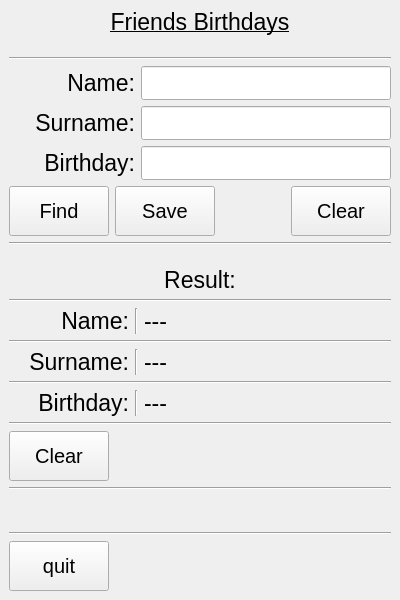
Before: the Qt Designer form happybirthday/MainWindow.ui in LeonidShai/happybirthday, drawn with Qt 5.
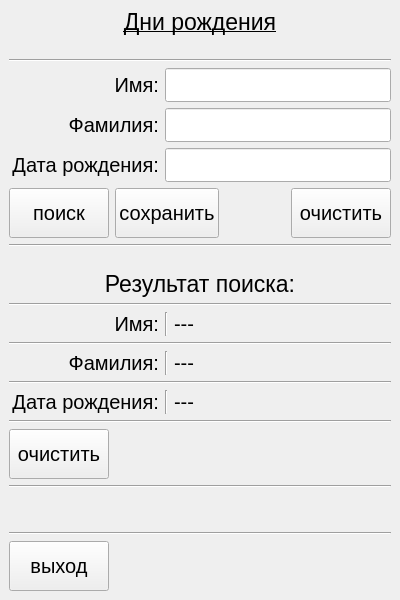
After: the same form once the commit is applied.

What changed in the file:
```diff
--- a/happybirthday/MainWindow.ui
+++ b/happybirthday/MainWindow.ui
@@ -38,7 +38,7 @@
          </font>
         </property>
         <property name="text">
-         <string>Friends Birthdays</string>
+         <string>Дни рождения</string>
         </property>
         <property name="alignment">
          <set>Qt::AlignCenter</set>
@@ -69,19 +69,25 @@
        <layout class="QHBoxLayout" name="horizontalLayout">
         <item>
          <widget class="QLabel" name="label">
+          <property name="minimumSize">
+           <size>
+            <width>150</width>
+            <height>0</height>
+           </size>
+          </property>
           <property name="maximumSize">
            <size>
-            <width>16777215</width>
+            <width>150</width>
             <height>16777215</height>
            </size>
           </property>
           <property name="font">
            <font>
-            <pointsize>17</pointsize>
+            <pointsize>15</pointsize>
            </font>
           </property>
           <property name="text">
-           <string>Name:</string>
+           <string>Имя:</string>
           </property>
           <property name="alignment">
            <set>Qt::AlignRight|Qt::AlignTrailing|Qt::AlignVCenter</set>
@@ -111,23 +117,23 @@
          <widget class="QLabel" name="label_2">
           <property name="minimumSize">
            <size>
-            <width>0</width>
+            <width>150</width>
             <height>0</height>
            </size>
           </property>
           <property name="maximumSize">
            <size>
-            <width>16777215</width>
+            <width>150</width>
             <height>16777215</height>
            </size>
           </property>
           <property name="font">
            <font>
-            <pointsize>17</pointsize>
+            <pointsize>15</pointsize>
            </font>
           </property>
           <property name="text">
-           <string>Surname:</string>
+           <string>Фамилия:</string>
           </property>
           <property name="alignment">
            <set>Qt::AlignRight|Qt::AlignTrailing|Qt::AlignVCenter</set>
@@ -155,13 +161,25 @@
        <layout class="QHBoxLayout" name="horizontalLayout_9">
         <item>
          <widget class="QLabel" name="label_7">
+          <property name="minimumSize">
+           <size>
+            <width>150</width>
+            <height>0</height>
+           </size>
+          </property>
+          <property name="maximumSize">
+           <size>
+            <width>150</width>
+            <height>16777215</height>
+           </size>
+          </property>
           <property name="font">
            <font>
-            <pointsize>17</pointsize>
+            <pointsize>15</pointsize>
            </font>
           </property>
           <property name="text">
-           <string>Birthday:</string>
+           <string>Дата рождения:</string>
           </property>
           <property name="alignment">
            <set>Qt::AlignRight|Qt::AlignTrailing|Qt::AlignVCenter</set>
@@ -201,7 +219,7 @@
            </font>
           </property>
           <property name="text">
-           <string>Find</string>
+           <string>поиск</string>
           </property>
          </widget>
         </item>
@@ -219,7 +237,7 @@
            </font>
           </property>
           <property name="text">
-           <string>Save</string>
+           <string>сохранить</string>
           </property>
          </widget>
         </item>
@@ -250,7 +268,7 @@
            </font>
           </property>
           <property name="text">
-           <string>Clear</string>
+           <string>очистить</string>
           </property>
          </widget>
         </item>
@@ -284,7 +302,7 @@
          </font>
         </property>
         <property name="text">
-         <string>Result:</string>
+         <string>Результат поиска:</string>
         </property>
         <property name="alignment">
          <set>Qt::AlignCenter</set>
@@ -304,23 +322,23 @@
          <widget class="QLabel" name="label_5">
           <property name="minimumSize">
            <size>
-            <width>100</width>
+            <width>150</width>
             <height>0</height>
            </size>
           </property>
           <property name="maximumSize">
            <size>
-            <width>120</width>
+            <width>150</width>
             <height>16777215</height>
            </size>
           </property>
           <property name="font">
            <font>
-            <pointsize>17</pointsize>
+            <pointsize>15</pointsize>
            </font>
           </property>
           <property name="text">
-           <string>Name:</string>
+           <string>Имя:</string>
           </property>
           <property name="alignment">
            <set>Qt::AlignRight|Qt::AlignTrailing|Qt::AlignVCenter</set>
@@ -344,7 +362,7 @@
           </property>
           <property name="font">
            <font>
-            <pointsize>17</pointsize>
+            <pointsize>15</pointsize>
            </font>
           </property>
           <property name="text">
@@ -367,23 +385,23 @@
          <widget class="QLabel" name="label_6">
           <property name="minimumSize">
            <size>
-            <width>100</width>
+            <width>150</width>
             <height>0</height>
            </size>
           </property>
           <property name="maximumSize">
            <size>
-            <width>120</width>
+            <width>150</width>
             <height>16777215</height>
            </size>
           </property>
           <property name="font">
            <font>
-            <pointsize>17</pointsize>
+            <pointsize>15</pointsize>
            </font>
           </property>
           <property name="text">
-           <string>Surname:</string>
+           <string>Фамилия:</string>
           </property>
           <property name="alignment">
            <set>Qt::AlignRight|Qt::AlignTrailing|Qt::AlignVCenter</set>
@@ -401,7 +419,7 @@
          <widget class="QLabel" name="label_surname">
           <property name="font">
            <font>
-            <pointsize>17</pointsize>
+            <pointsize>15</pointsize>
            </font>
           </property>
           <property name="text">
@@ -422,19 +440,25 @@
        <layout class="QHBoxLayout" name="horizontalLayout_7">
         <item>
          <widget class="QLabel" name="label_8">
+          <property name="minimumSize">
+           <size>
+            <width>150</width>
+            <height>0</height>
+           </size>
+          </property>
           <property name="maximumSize">
            <size>
-            <width>120</width>
+            <width>150</width>
             <height>16777215</height>
            </size>
           </property>
           <property name="font">
            <font>
-            <pointsize>17</pointsize>
+            <pointsize>15</pointsize>
            </font>
           </property>
           <property name="text">
-           <string>Birthday:</string>
+           <string>Дата рождения:</string>
           </property>
           <property name="alignment">
            <set>Qt::AlignRight|Qt::AlignTrailing|Qt::AlignVCenter</set>
@@ -452,7 +476,7 @@
          <widget class="QLabel" name="label_birthday">
           <property name="font">
            <font>
-            <pointsize>17</pointsize>
+            <pointsize>15</pointsize>
            </font>
           </property>
           <property name="text">
@@ -485,7 +509,7 @@
            </font>
           </property>
           <property name="text">
-           <string>Clear</string>
+           <string>очистить</string>
           </property>
          </widget>
         </item>
@@ -547,7 +571,7 @@
            </font>
           </property>
           <property name="text">
-           <string>quit</string>
+           <string>выход</string>
           </property>
          </widget>
         </item>
```
Left out of the diff: 2 changed lines with no effect on the pictures.
